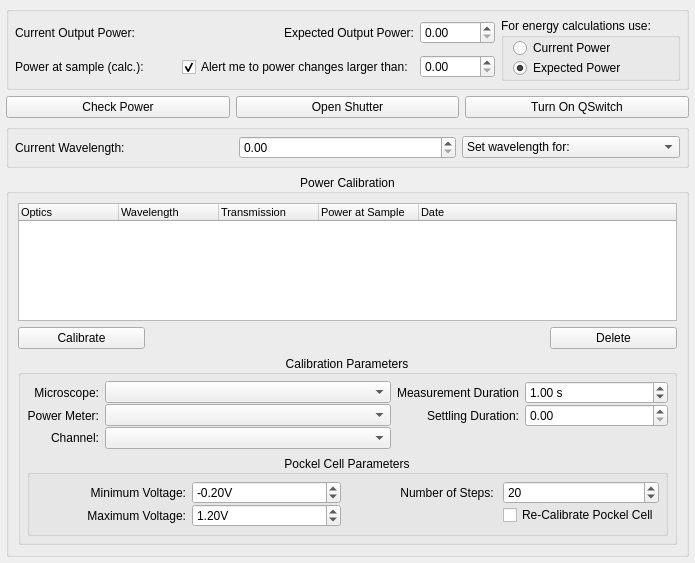
acq4/acq4, file lib/devices/Laser/devTemplate.ui: the form before one commit.
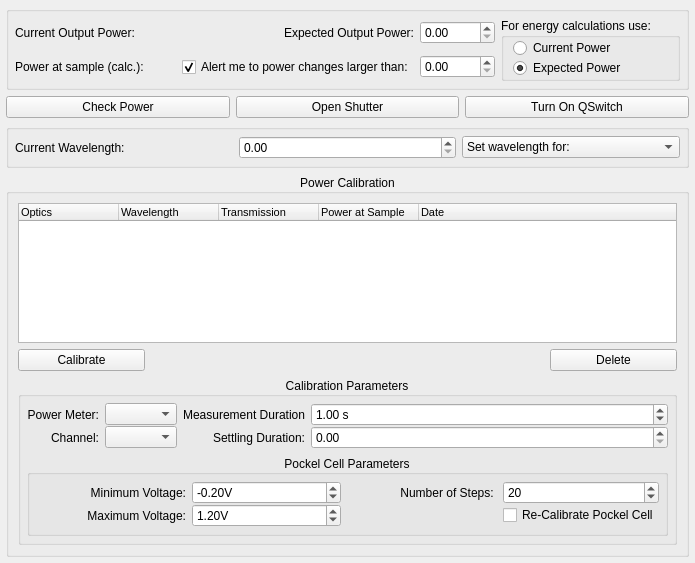
The form after the commit. Custom widgets are drawn as their Qt base class.

The edit to the form file:
```diff
--- a/lib/devices/Laser/devTemplate.ui
+++ b/lib/devices/Laser/devTemplate.ui
@@ -264,26 +264,6 @@
            <property name="verticalSpacing">
             <number>0</number>
            </property>
-           <item row="1" column="0">
-            <widget class="QLabel" name="label_2">
-             <property name="text">
-              <string>Microscope:</string>
-             </property>
-             <property name="alignment">
-              <set>Qt::AlignRight|Qt::AlignTrailing|Qt::AlignVCenter</set>
-             </property>
-            </widget>
-           </item>
-           <item row="1" column="1">
-            <widget class="InterfaceCombo" name="microscopeCombo">
-             <property name="sizePolicy">
-              <sizepolicy hsizetype="Preferred" vsizetype="Fixed">
-               <horstretch>4</horstretch>
-               <verstretch>0</verstretch>
-              </sizepolicy>
-             </property>
-            </widget>
-           </item>
            <item row="1" column="3">
             <widget class="QLabel" name="scanLabel">
              <property name="text">
@@ -316,19 +296,6 @@
              </property>
             </widget>
            </item>
-           <item row="2" column="0">
-            <widget class="QLabel" name="label_3">
-             <property name="text">
-              <string>Power Meter:</string>
-             </property>
-             <property name="alignment">
-              <set>Qt::AlignRight|Qt::AlignTrailing|Qt::AlignVCenter</set>
-             </property>
-            </widget>
-           </item>
-           <item row="2" column="1">
-            <widget class="InterfaceCombo" name="meterCombo"/>
-           </item>
            <item row="2" column="3">
             <widget class="QLabel" name="label">
              <property name="text">
@@ -352,10 +319,20 @@
              </property>
             </widget>
            </item>
-           <item row="3" column="1">
-            <widget class="QComboBox" name="channelCombo"/>
+           <item row="1" column="0">
+            <widget class="QLabel" name="label_3">
+             <property name="text">
+              <string>Power Meter:</string>
+             </property>
+             <property name="alignment">
+              <set>Qt::AlignRight|Qt::AlignTrailing|Qt::AlignVCenter</set>
+             </property>
+            </widget>
            </item>
-           <item row="3" column="0">
+           <item row="1" column="1">
+            <widget class="InterfaceCombo" name="meterCombo"/>
+           </item>
+           <item row="2" column="0">
             <widget class="QLabel" name="label_12">
              <property name="text">
               <string>Channel:</string>
@@ -365,6 +342,9 @@
              </property>
             </widget>
            </item>
+           <item row="2" column="1">
+            <widget class="QComboBox" name="channelCombo"/>
+           </item>
           </layout>
          </item>
          <item row="1" column="0">
```
